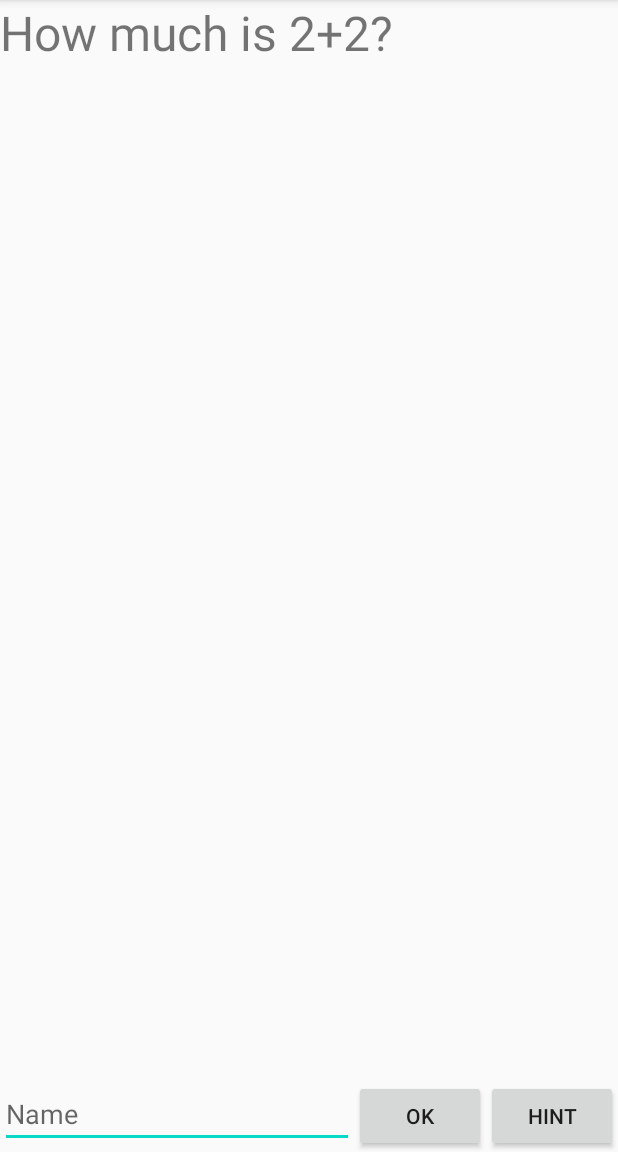
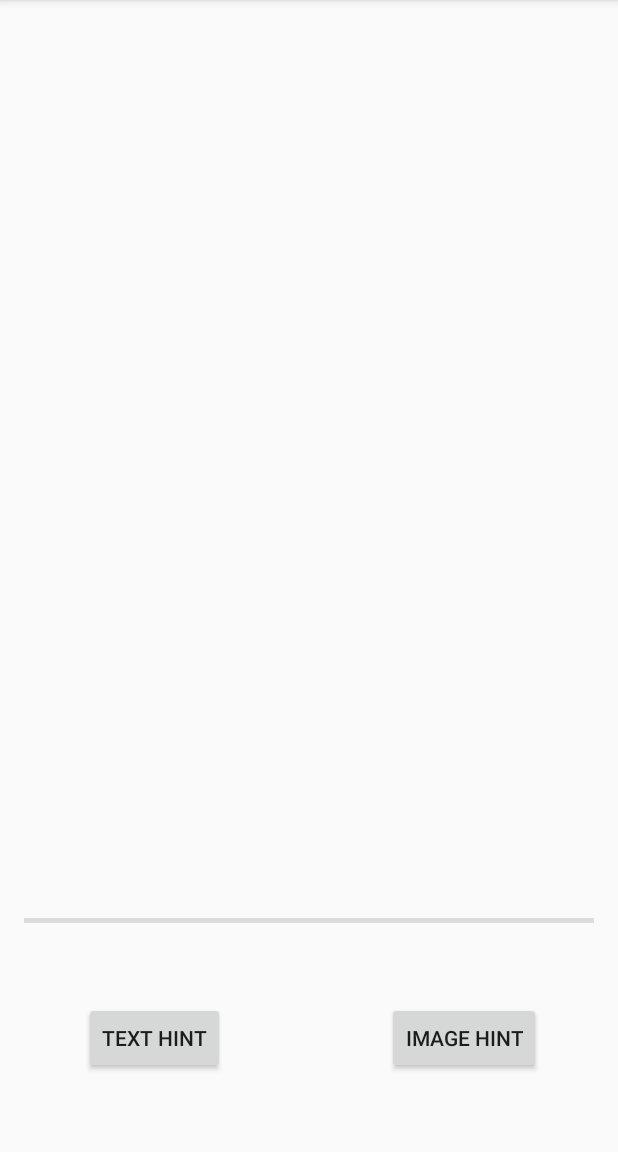
Before and after one commit to WillemDendauw/gebruikersinterfaces, an Android app: the screen it shows after launch (MainActivity before the commit, HintsActivity after it), after a tap on "HINT", on a phone screen of 412 x 824 dp, the part 84-1236 px from its top. Run offline under Robolectric (Android 15) with nearby library versions, the phone set to English and light mode, and no system bars; our stand-ins replace data binding; pictures from the network do not load; 2 statements that could not run were skipped.

Commit message:
Labo afgewerkt - hints activity gemaakt

```diff
--- a/Mobieleapps/Quiz/app/build.gradle
+++ b/Mobieleapps/Quiz/app/build.gradle
@@ -40,4 +40,6 @@ dependencies {
     androidTestImplementation 'androidx.test.ext:junit:1.1.1'
     androidTestImplementation 'androidx.test.espresso:espresso-core:3.2.0'
     kapt 'com.android.databinding:compiler:3.1.4'
+    implementation 'com.github.bumptech.glide:glide:4.11.0'
+    annotationProcessor 'com.github.bumptech.glide:compiler:4.11.0'
 }
--- a/Mobieleapps/Quiz/app/src/main/AndroidManifest.xml
+++ b/Mobieleapps/Quiz/app/src/main/AndroidManifest.xml
@@ -9,6 +9,7 @@
         android:roundIcon="@mipmap/ic_launcher_round"
         android:supportsRtl="true"
         android:theme="@style/AppTheme">
+        <activity android:name=".HintsActivity" />
         <activity android:name=".MainActivity">
             <intent-filter>
                 <action android:name="android.intent.action.MAIN" />
--- /dev/null
+++ b/Mobieleapps/Quiz/app/src/main/java/com/example/quiz/HintsActivity.kt
@@ -0,0 +1,57 @@
+package com.example.quiz
+
+import android.app.Activity
+import android.content.Context
+import android.content.Intent
+import android.os.Bundle
+import androidx.appcompat.app.AppCompatActivity
+import androidx.databinding.DataBindingUtil
+import androidx.databinding.ObservableField
+import com.example.quiz.databinding.ActivityHintsBinding
+import com.example.quiz.model.QuizMaster
+
+class HintsActivity : AppCompatActivity() {
+
+    val NO_HINT: Int = 123
+    val TEXT_HINT: Int = 456
+    val IMAGE_HINT: Int = 789
+
+    val hintVisibility = ObservableField<Int>()
+
+    companion object {
+        val TEXT_HINT_VIEWED: String? = "be.ugent.oomt.quizapp.txtHintViewed"
+        val IMAGE_HINT_VIEWED: String = "be.ugent.oomt.quizapp.imageHintViewed"
+
+        fun createIntent(ctx: Context): Intent {
+            return Intent(ctx, HintsActivity::class.java)
+        }
+    }
+
+    override fun onCreate(savedInstanceState: Bundle?){
+        super.onCreate(savedInstanceState)
+
+        val binding: ActivityHintsBinding = DataBindingUtil.setContentView(
+            this, R.layout.activity_hints
+        )
+
+        binding.quizMaster = QuizMaster
+        binding.handler = this
+
+        //initiële waarden zetten
+        hintVisibility.set(NO_HINT)
+    }
+
+    fun onShowTextHint() {
+        hintVisibility.set(TEXT_HINT)
+        val i: Intent = intent
+        i.putExtra(TEXT_HINT_VIEWED, true)
+        setResult(RESULT_OK, i)
+    }
+
+    fun onShowImageHint() {
+        hintVisibility.set(IMAGE_HINT)
+        val i: Intent = intent
+        i.putExtra(IMAGE_HINT_VIEWED, true)
+        setResult(RESULT_OK,i)
+    }
+}
--- a/Mobieleapps/Quiz/app/src/main/java/com/example/quiz/MainActivity.kt
+++ b/Mobieleapps/Quiz/app/src/main/java/com/example/quiz/MainActivity.kt
@@ -1,7 +1,11 @@
 package com.example.quiz
 
+import android.annotation.SuppressLint
+import android.app.Activity
+import android.content.Intent
 import androidx.appcompat.app.AppCompatActivity
 import android.os.Bundle
+import android.util.Log
 import android.view.View
 import android.widget.Toast
 import androidx.databinding.DataBindingUtil
@@ -9,22 +13,99 @@ import com.example.quiz.databinding.ActivityMainBinding
 import com.example.quiz.model.QuizMaster
 
 class MainActivity : AppCompatActivity() {
+    private val TAG = "MainActivity"
+
+    private companion object {
+        val HINT_REQUEST = 1
+    }
 
     override fun onCreate(savedInstanceState: Bundle?) {
+        Log.i(TAG,"Create")
         super.onCreate(savedInstanceState)
-        setContentView(R.layout.activity_main)
 
-        val binding = DataBindingUtil.setContentView<ActivityMainBinding>(this, R.layout.activity_main)
+        val binding: ActivityMainBinding = DataBindingUtil.setContentView(
+            this, R.layout.activity_main
+        )
         binding.quizMaster = QuizMaster
         binding.handler = this
     }
 
-    fun onHintClick(){
-        val toast = Toast.makeText(applicationContext, "test", Toast.LENGTH_SHORT)
+    override fun onPause() {
+        Log.i(TAG, "Pause")
+        super.onPause()
+    }
+
+    override fun onDestroy() {
+        Log.i(TAG, "Destroy")
+        super.onDestroy()
+    }
+
+    override fun onStart() {
+        Log.i(TAG, "Start")
+        super.onStart()
+    }
+
+    override fun onResume() {
+        Log.i(TAG, "Resume")
+        super.onResume()
+    }
+
+    override fun onStop() {
+        Log.i(TAG, "Stop")
+        super.onStop()
+    }
+
+    override fun onActivityResult(requestCode: Int, resultCode: Int, data: Intent?){
+        super.onActivityResult(requestCode, resultCode, data)
+
+        if(requestCode == HINT_REQUEST){
+            var feedback : String = ""
+            if (resultCode == Activity.RESULT_OK){
+                if(data != null){
+                    if(data.getBooleanExtra(HintsActivity.TEXT_HINT_VIEWED, false)){
+                        feedback += "text hint shown"
+                    }
+                    if(data.getBooleanExtra(HintsActivity.IMAGE_HINT_VIEWED,false)){
+                        feedback += "\n" + "image hint shown"
+                    }
+                }
+            } else {
+                feedback = "no hints shown"
+            }
+            val toast = Toast.makeText(applicationContext, feedback, Toast.LENGTH_SHORT)
+            toast.show()
+        }
+    }
+
+    fun onHintClick(view: View){
+        //show toast
+        //val toast = Toast.makeText(applicationContext, "test", Toast.LENGTH_SHORT)
+        //toast.show()
+
+        val i = HintsActivity.createIntent(this)
+        startActivityForResult(i, HINT_REQUEST)
+    }
+
+    @SuppressLint("ShowToast")
+    fun onOkClick(){
+        val duration = Toast.LENGTH_SHORT
+        val toast: Toast
+        if(QuizMaster.validateAnswer()){
+            QuizMaster.nextQuestion()
+            toast = Toast.makeText(
+                applicationContext,
+                QuizMaster.userAnswer.get() + " is correct!",
+                duration
+            )
+            Log.i(TAG, QuizMaster.currentQuestion.get()?.question ?: "")
+        } else {
+            toast = Toast.makeText(
+                applicationContext,
+                QuizMaster.userAnswer.get() + " is incorrect!",
+                duration
+            )
+        }
+        QuizMaster.userAnswer.set("")
         toast.show()
     }
-
-    fun onOkClick(){
-
-    }
 }
--- /dev/null
+++ b/Mobieleapps/Quiz/app/src/main/java/com/example/quiz/adapters/ImageViewBindingAdapter.kt
@@ -0,0 +1,22 @@
+package com.example.quiz.adapters
+
+import android.util.Log
+import android.widget.ImageView
+import androidx.databinding.BindingAdapter
+import com.bumptech.glide.Glide
+import com.bumptech.glide.request.RequestOptions
+
+object ImageViewBindingAdapter {
+    @BindingAdapter("imageRemoteUri")
+    @JvmStatic
+    fun getImageRemoteUri(imageView: ImageView, imageUri: String){
+        Log.d(
+            ImageViewBindingAdapter::class.java.name,
+            "bindingAdapter called: setImageUri"
+        )
+
+        Glide.with(imageView.context)
+            .load(imageUri)
+            .into(imageView)
+    }
+}
--- a/Mobieleapps/Quiz/app/src/main/java/com/example/quiz/model/Question.kt
+++ b/Mobieleapps/Quiz/app/src/main/java/com/example/quiz/model/Question.kt
@@ -4,7 +4,7 @@ class Question(
     val question: String,
     val answer: String,
     val textHint: String,
-    val imageURIHint: String
+    val imageUriHint: String
 ) {
     companion object QuestionIdCounter {
         private var count: Int = 0
--- a/Mobieleapps/Quiz/app/src/main/java/com/example/quiz/model/QuizMaster.kt
+++ b/Mobieleapps/Quiz/app/src/main/java/com/example/quiz/model/QuizMaster.kt
@@ -1,10 +1,12 @@
 package com.example.quiz.model
+import androidx.databinding.ObservableField
 import com.example.quiz.model.Question
 
 object QuizMaster {
     private val questionRepository: HashMap<Int, Question> = HashMap()
     private var iterator: Iterator<Question>
-    lateinit var currentQuestion: Question
+    lateinit var currentQuestion: ObservableField<Question>
+    val userAnswer = ObservableField<String>()
 
     init {
         loadQuestions()
@@ -12,15 +14,15 @@ object QuizMaster {
         nextQuestion()
     }
 
-    fun validateAnswer(q: Question, answer: String): Boolean {
-	    return q.answer == answer
+    fun validateAnswer(): Boolean {
+	    return currentQuestion.get()?.answer == userAnswer.get()
     }
 
     fun nextQuestion() {
         if (!iterator.hasNext()) {
             iterator = questionRepository.values.iterator()
         }
-        currentQuestion = iterator.next()
+        currentQuestion.set(iterator.next())
     }
 
     private fun loadQuestions() {
--- /dev/null
+++ b/Mobieleapps/Quiz/app/src/main/res/layout/activity_hints.xml
@@ -0,0 +1,92 @@
+<?xml version="1.0" encoding="utf-8"?>
+<layout xmlns:android="http://schemas.android.com/apk/res/android"
+    xmlns:app="http://schemas.android.com/apk/res-auto"
+    xmlns:tools="http://schemas.android.com/tools">
+
+    <data>
+        <import type="android.view.View"/>
+
+        <variable
+            name="quizMaster"
+            type="com.example.quiz.model.QuizMaster"/>
+        <variable
+            name="handler"
+            type="com.example.quiz.HintsActivity"/>
+    </data>
+
+    <androidx.constraintlayout.widget.ConstraintLayout
+        android:layout_width="match_parent"
+        android:layout_height="match_parent"
+        tools:context=".HintsActivity">
+
+
+        <androidx.constraintlayout.widget.Guideline
+            android:id="@+id/guideline2"
+            android:layout_width="0dp"
+            android:layout_height="0dp"
+            android:orientation="vertical"
+            app:layout_constraintGuide_percent="0.5" />
+
+        <Button
+            android:id="@+id/button"
+            android:layout_width="wrap_content"
+            android:layout_height="wrap_content"
+            android:onClick="@{() -> handler.onShowTextHint()}"
+            android:text="@string/text_hint_button"
+            app:layout_constraintBottom_toBottomOf="parent"
+            app:layout_constraintEnd_toStartOf="@+id/guideline2"
+            app:layout_constraintStart_toStartOf="parent"
+            app:layout_constraintTop_toBottomOf="@+id/divider" />
+
+        <Button
+            android:id="@+id/button2"
+            android:layout_width="wrap_content"
+            android:layout_height="wrap_content"
+            android:onClick="@{() -> handler.onShowImageHint()}"
+            android:text="@string/image_hint_button"
+            app:layout_constraintEnd_toEndOf="parent"
+            app:layout_constraintStart_toStartOf="@+id/guideline2"
+            app:layout_constraintTop_toTopOf="@+id/button" />
+
+        <View
+            android:id="@+id/divider"
+            android:layout_width="0dp"
+            android:layout_height="3dp"
+            android:layout_marginLeft="16dp"
+            android:layout_marginRight="16dp"
+            android:background="?android:attr/listDivider"
+            app:layout_constraintBottom_toBottomOf="parent"
+            app:layout_constraintEnd_toEndOf="parent"
+            app:layout_constraintStart_toStartOf="parent"
+            app:layout_constraintTop_toTopOf="parent"
+            app:layout_constraintVertical_bias="0.80" />
+
+        <FrameLayout
+            android:layout_width="0dp"
+            android:layout_height="0dp"
+            android:layout_marginLeft="16dp"
+            android:layout_marginTop="16dp"
+            android:layout_marginRight="16dp"
+            android:layout_marginBottom="16dp"
+            app:layout_constraintBottom_toBottomOf="@+id/divider"
+            app:layout_constraintEnd_toEndOf="parent"
+            app:layout_constraintStart_toStartOf="parent"
+            app:layout_constraintTop_toTopOf="parent" >
+
+            <TextView
+                android:id="@+id/textView"
+                android:layout_width="match_parent"
+                android:layout_height="match_parent"
+                android:text="@{quizMaster.currentQuestion.textHint}"
+                android:textSize="46sp"
+                android:visibility="@{handler.hintVisibility == handler.TEXT_HINT ? View.VISIBLE : View.GONE}" />
+
+            <ImageView
+                android:layout_width="match_parent"
+                android:layout_height="match_parent"
+                android:contentDescription="hint image"
+                android:visibility="@{handler.hintVisibility == handler.IMAGE_HINT ? View.VISIBLE : View.GONE}"
+                app:imageRemoteUri="@{quizMaster.currentQuestion.imageUriHint}" />
+        </FrameLayout>
+    </androidx.constraintlayout.widget.ConstraintLayout>
+</layout>
--- a/Mobieleapps/Quiz/app/src/main/res/values/strings.xml
+++ b/Mobieleapps/Quiz/app/src/main/res/values/strings.xml
@@ -3,5 +3,11 @@
     <string name="ok_button_text">OK</string>
     <string name="hint_button_text">HINT</string>
     <string name="edittext_text">Name</string>
-    <string name="question_placeholder">this is a placeholder question</string>
+    <string name="question_placeholder">this is a placeholder question</string><string name="text_hint_button">Text hint</string>
+    <string name="image_hint_button">Image hint</string>
+    <string name="text_hint_shown">text hint shown</string>
+    <string name="image_hint_shown">image hint shown</string>
+    <string name="no_hints_shown">no hints shown</string>
+    <string name="hint_image">hint image</string>
+
 </resources>
```
Also changed, not shown: Mobieleapps/Quiz/app/src/main/res/layout/activity_main.xml (+13 -6 lines), 1 other file.
